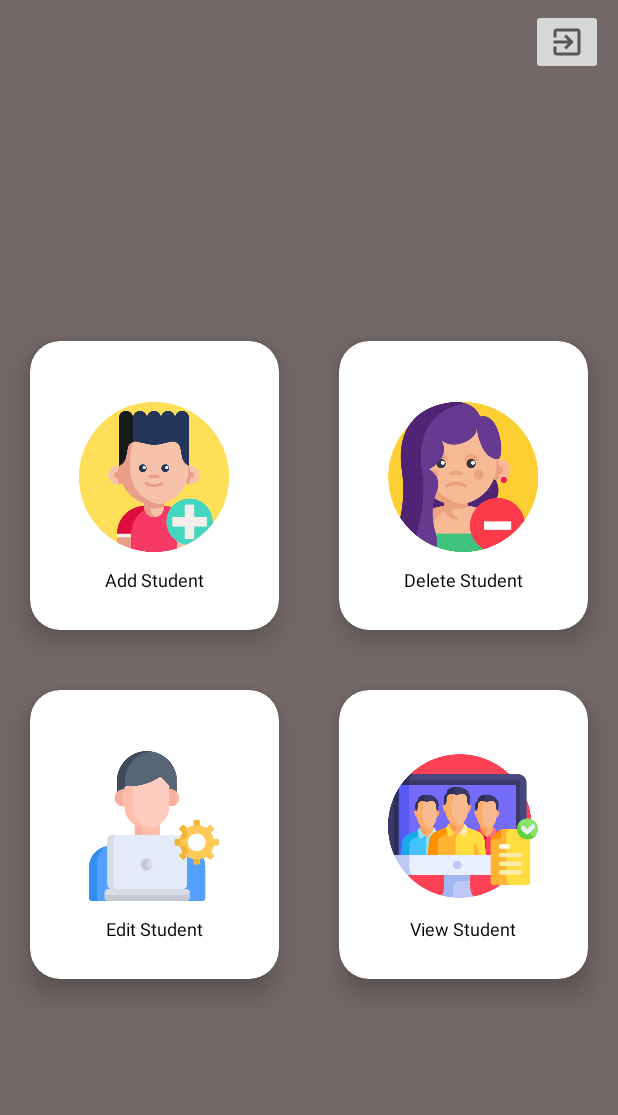
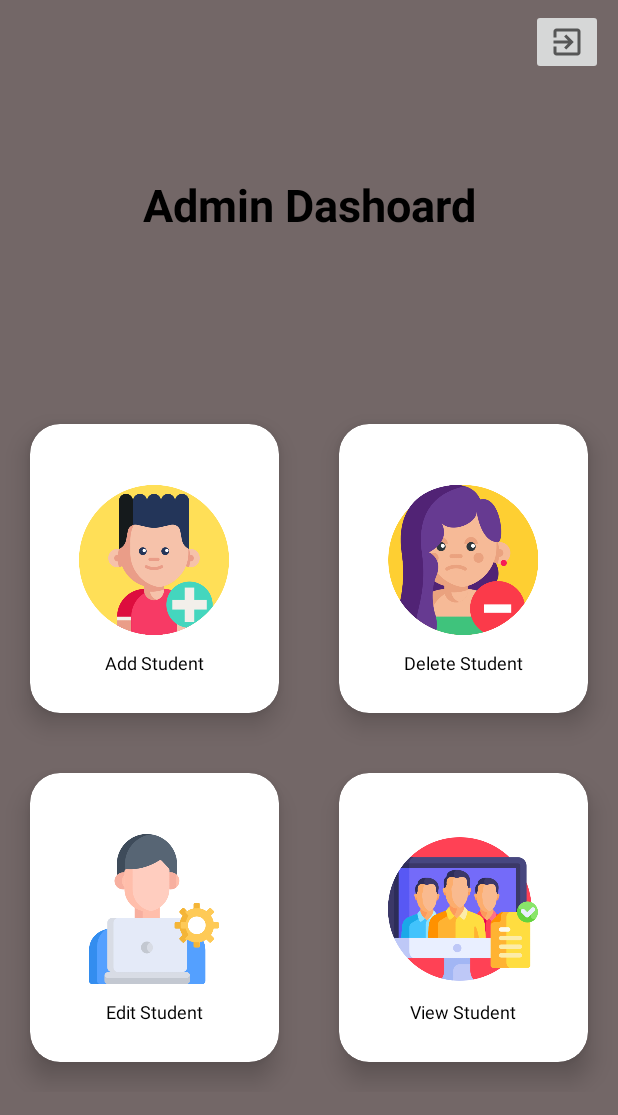
Before and after one commit to Priyanshu-2001/SchoolApp, an Android app: the admin_dashboard screen opened directly, with no data from a screen before it, on a phone screen of 412 x 824 dp. Shown: the top 1115 px of the screen. Run offline under Robolectric (Android 15) with nearby library versions, the light colour scheme and no system bars; our stand-ins replace data binding.

Commit message:
dashboard title

```diff
--- a/app/src/main/res/layout/activity_admin_dashboard.xml
+++ b/app/src/main/res/layout/activity_admin_dashboard.xml
@@ -31,6 +31,19 @@
 
         </androidx.appcompat.widget.Toolbar>
 
+        <TextView
+            android:id="@+id/tv_title"
+            android:layout_width="wrap_content"
+            android:layout_height="wrap_content"
+            android:padding="10dp"
+            android:text="Admin Dashoard"
+            android:textSize="30dp"
+            android:textStyle="bold"
+            android:layout_marginTop="50dp"
+            app:layout_constraintEnd_toEndOf="parent"
+            app:layout_constraintStart_toStartOf="parent"
+            app:layout_constraintTop_toBottomOf="@id/toolbar" />
+
         <androidx.recyclerview.widget.RecyclerView
             android:id="@+id/rcv"
             android:layout_width="match_parent"
@@ -41,7 +54,7 @@
             tools:listitem="@layout/single_dashborad_rcv"
             app:layout_constraintEnd_toEndOf="parent"
             app:layout_constraintStart_toStartOf="parent"
-            app:layout_constraintTop_toBottomOf="@+id/toolbar"
+            app:layout_constraintTop_toBottomOf="@+id/tv_title"
             app:spanCount="2" />
 
     </androidx.constraintlayout.widget.ConstraintLayout>
```
